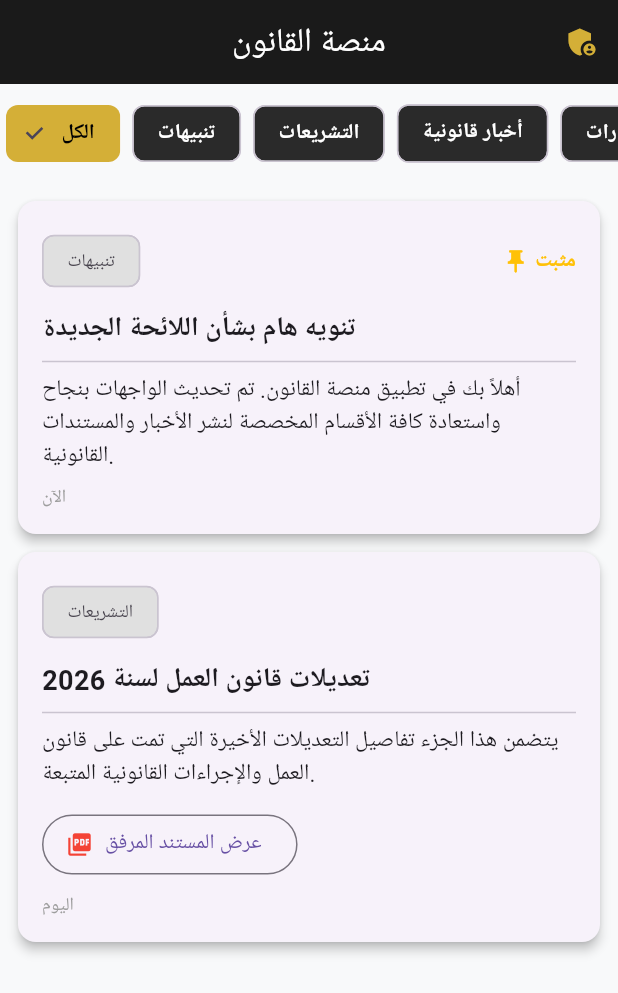
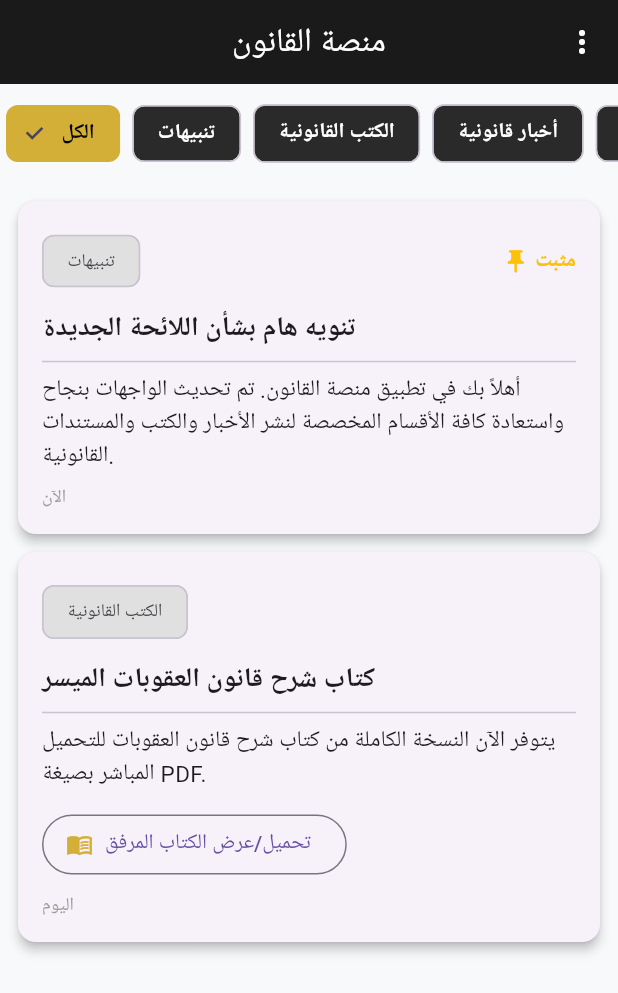
Before and after one commit to lawsm24/alqanoon_app, a Flutter app: the screen it shows after launch, on a phone screen of 412 x 824 dp. Shown: the top 993 px of the screen. Run offline on Flutter 3.47's test engine with Material 3 defaults, Android fonts, the phone set to English and light mode, and no system bars.

Commit message:
Update main.dart

```diff
--- a/lib/main.dart
+++ b/lib/main.dart
@@ -41,21 +41,21 @@ class PostItem {
   });
 }
 
-// قائمة المنشورات الحالية (قاعدة بيانات محلية)
+// قائمة المنشورات الحالية
 List<PostItem> globalPosts = [
   PostItem(
     title: 'تنويه هام بشأن اللائحة الجديدة',
-    content: 'أهلاً بك في تطبيق منصة القانون. تم تحديث الواجهات بنجاح واستعادة كافة الأقسام المخصصة لنشر الأخبار والمستندات القانونية.',
+    content: 'أهلاً بك في تطبيق منصة القانون. تم تحديث الواجهات بنجاح واستعادة كافة الأقسام المخصصة لنشر الأخبار والكتب والمستندات القانونية.',
     category: 'تنبيهات',
     date: 'الآن',
     isPinned: true,
   ),
   PostItem(
-    title: 'تعديلات قانون العمل لسنة 2026',
-    content: 'يتضمن هذا الجزء تفاصيل التعديلات الأخيرة التي تمت على قانون العمل والإجراءات القانونية المتبعة.',
-    category: 'التشريعات',
+    title: 'كتاب شرح قانون العقوبات الميسر',
+    content: 'يتوفر الآن النسخة الكاملة من كتاب شرح قانون العقوبات للتحميل المباشر بصيغة PDF.',
+    category: 'الكتب القانونية',
     date: 'اليوم',
-    attachmentUrl: 'https://example.com/law.pdf',
+    attachmentUrl: 'https://example.com/book.pdf',
   ),
 ];
 
@@ -154,10 +154,10 @@ class MainNavigationScreen extends StatefulWidget {
 }
 
 class _MainNavigationScreenState extends State<MainNavigationScreen> {
-  int _selectedIndex = 0;
   String _selectedCategory = 'الكل';
 
-  final List<String> categories = ['الكل', 'تنبيهات', 'التشريعات', 'أخبار قانونية', 'استشارات'];
+  // تم حذف "التشريعات" وإضافة "الكتب القانونية"
+  final List<String> categories = ['الكل', 'تنبيهات', 'الكتب القانونية', 'أخبار قانونية', 'استشارات'];
 
   @override
   Widget build(BuildContext context) {
@@ -172,15 +172,31 @@ class _MainNavigationScreenState extends State<MainNavigationScreen> {
         foregroundColor: Colors.white,
         centerTitle: true,
         actions: [
-          // زر دخول الآدمن للنشر
-          IconButton(
-            icon: const Icon(Icons.admin_panel_settings, color: Color(0xFFD4AF37)),
-            onPressed: () async {
-              await Navigator.push(
-                context,
-                MaterialPageRoute(builder: (context) => const AdminPublishScreen()),
-              );
-              setState(() {}); // تحديث الشاشة بعد إضافة منشور
+          // قائمة 3 نقاط في الزاوية العلوية
+          PopupMenuButton<String>(
+            icon: const Icon(Icons.more_vert, color: Colors.white),
+            onSelected: (value) async {
+              if (value == 'admin') {
+                await Navigator.push(
+                  context,
+                  MaterialPageRoute(builder: (context) => const AdminPublishScreen()),
+                );
+                setState(() {});
+              }
+            },
+            itemBuilder: (BuildContext context) {
+              return [
+                const PopupMenuItem<String>(
+                  value: 'admin',
+                  child: Row(
+                    children: [
+                      Icon(Icons.admin_panel_settings, color: Color(0xFFD4AF37)),
+                      SizedBox(width: 8),
+                      Text('لوحة النشر (الآدمن)'),
+                    ],
+                  ),
+                ),
+              ];
             },
           ),
         ],
@@ -265,8 +281,8 @@ class _MainNavigationScreenState extends State<MainNavigationScreen> {
                           const SizedBox(height: 12),
                           OutlinedButton.icon(
                             onPressed: () {},
-                            icon: const Icon(Icons.picture_as_pdf, color: Colors.red),
-                            label: const Text('عرض المستند المرفق'),
+                            icon: const Icon(Icons.menu_book, color: Color(0xFFD4AF37)),
+                            label: const Text('تحميل/عرض الكتاب المرفق'),
                           ),
                         ],
                         const SizedBox(height: 8),
@@ -302,7 +318,8 @@ class _AdminPublishScreenState extends State<AdminPublishScreen> {
   String _selectedCategory = 'تنبيهات';
   bool _isPinned = false;
 
-  final List<String> categories = ['تنبيهات', 'التشريعات', 'أخبار قانونية', 'استشارات'];
+  // تم تحديث الأقسام هنا أيضاً
+  final List<String> categories = ['تنبيهات', 'الكتب القانونية', 'أخبار قانونية', 'استشارات'];
 
   void _publishPost() {
     if (_titleController.text.isEmpty || _contentController.text.isEmpty) {
@@ -348,7 +365,7 @@ class _AdminPublishScreenState extends State<AdminPublishScreen> {
             TextField(
               controller: _titleController,
               decoration: const InputDecoration(
-                labelText: 'عنوان المنشور',
+                labelText: 'عنوان المنشور / الكتاب',
                 border: OutlineInputBorder(),
               ),
             ),
@@ -371,7 +388,7 @@ class _AdminPublishScreenState extends State<AdminPublishScreen> {
               controller: _contentController,
               maxLines: 5,
               decoration: const InputDecoration(
-                labelText: 'محتوى الخبر أو النص القانوني',
+                labelText: 'الوصف أو المحتوى',
                 border: OutlineInputBorder(),
               ),
             ),
@@ -379,7 +396,7 @@ class _AdminPublishScreenState extends State<AdminPublishScreen> {
             TextField(
               controller: _attachmentController,
               decoration: const InputDecoration(
-                labelText: 'رابط ملف مرفق (PDF / صورة) - اختياري',
+                labelText: 'رابط الكتاب أو الملف (PDF) - اختياري',
                 border: OutlineInputBorder(),
               ),
             ),
```
